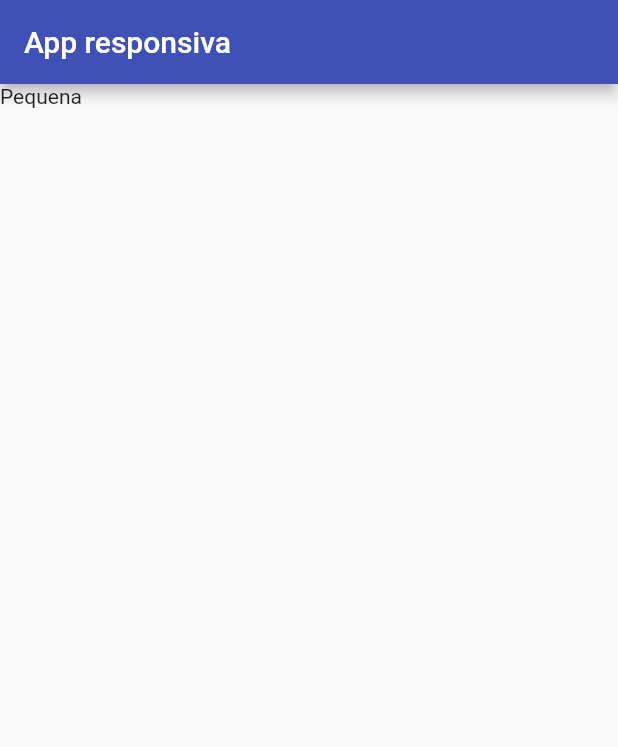
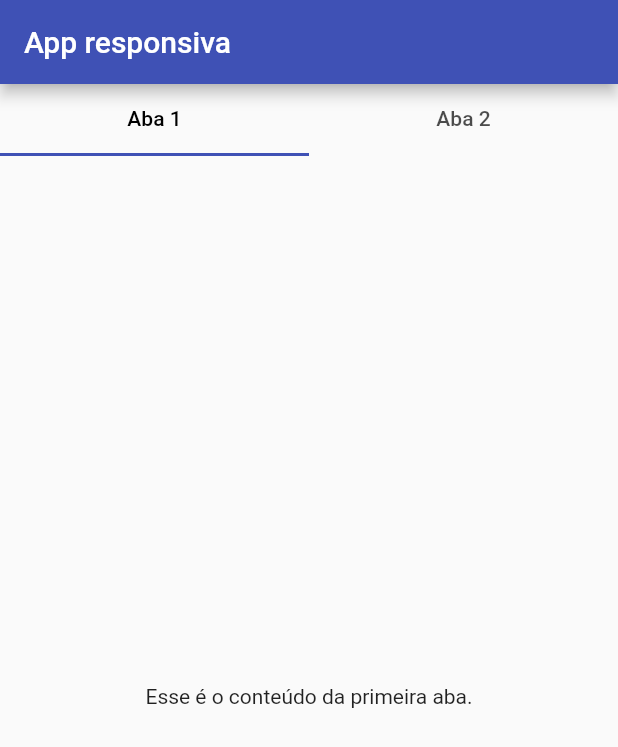
Before and after one commit to Jonathan-MG/LP2-2023.2, a Flutter app: the screen it shows after launch, on a phone screen of 412 x 824 dp. Shown: the top 747 px of the screen. Run offline on Flutter 3.47's test engine with Material 2 defaults, Android fonts, the phone set to English and light mode, and no system bars.

Commit message:
Fim da aula

```diff
--- a/Aula 17/responsividade/lib/main.dart
+++ b/Aula 17/responsividade/lib/main.dart
@@ -19,8 +19,72 @@ class MeuLayoutResponsivo extends StatelessWidget {
     return Scaffold(
       appBar: AppBar(title: Text("App responsiva")),
       body: LayoutBuilder(builder: (context, constraints) {
-        return Text(constraints.maxWidth <= 576 ? 'Pequena' : 'Grande');
+        return constraints.maxWidth <= 576 ? MobileLayout() : WebLayout();
       }),
     );
   }
 }
+
+class MobileLayout extends StatefulWidget {
+  @override
+  State<StatefulWidget> createState() {
+    return MobileLayoutState();
+  }
+}
+
+class MobileLayoutState extends State<MobileLayout>
+    with SingleTickerProviderStateMixin {
+  TabController? tabController;
+
+  @override
+  void initState() {
+    super.initState();
+    tabController = TabController(length: 2, vsync: this);
+  }
+
+  @override
+  Widget build(BuildContext) {
+    return Column(
+      children: [
+        TabBar(
+            labelColor: Colors.black,
+            controller: tabController,
+            tabs: [Tab(text: "Aba 1"), Tab(text: "Aba 2")]),
+        Expanded(
+            child: TabBarView(
+          controller: tabController,
+          children: [
+            Center(child: Text("Esse é o conteúdo da primeira aba.")),
+            Center(child: Text("Esse é o conteúdo da segunda aba."))
+          ],
+        ))
+      ],
+    );
+  }
+}
+
+class WebLayout extends StatefulWidget {
+  @override
+  State<StatefulWidget> createState() {
+    return WebLayoutState();
+  }
+}
+
+class WebLayoutState extends State<WebLayout> {
+  @override
+  Widget build(BuildContext context) {
+    return Row(
+      mainAxisAlignment: MainAxisAlignment.spaceEvenly,
+      children: [
+        Expanded(
+            child: Card(
+                child:
+                    Center(child: Text("Esse é o conteúdo da primeira aba.")))),
+        Expanded(
+            child: Card(
+                child:
+                    Center(child: Text("Esse é o conteúdo da segunda aba."))))
+      ],
+    );
+  }
+}
```
